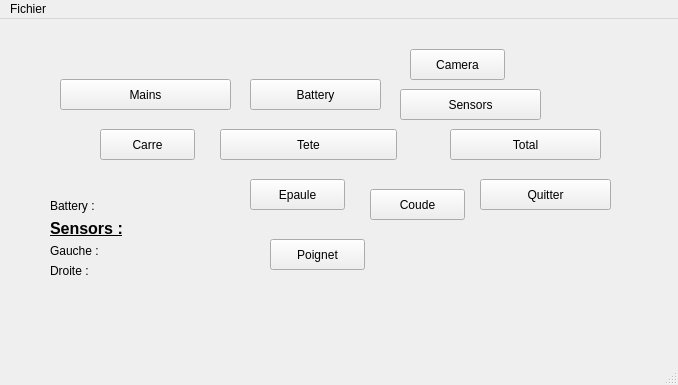
Old version of the form NAO /Interface.ui in the repository dussotro/StageRobZerr.
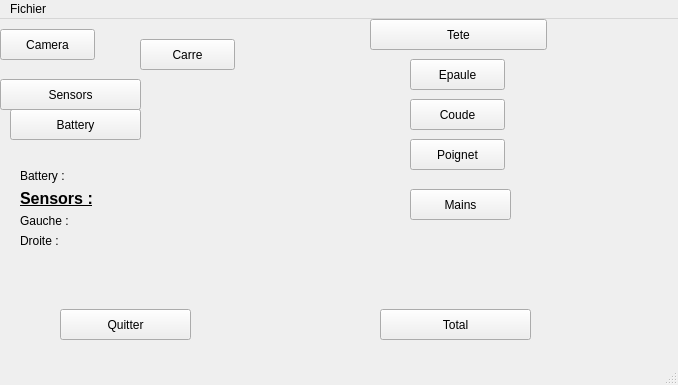
New version of the form.

Diff of the .ui file:
```diff
--- a/NAO /Interface.ui
+++ b/NAO /Interface.ui
@@ -20,8 +20,8 @@
    <widget class="QPushButton" name="Bouton_square">
     <property name="geometry">
      <rect>
-      <x>100</x>
-      <y>110</y>
+      <x>140</x>
+      <y>20</y>
       <width>95</width>
       <height>31</height>
      </rect>
@@ -42,17 +42,20 @@
    <widget class="QWidget" name="formLayoutWidget">
     <property name="geometry">
      <rect>
-      <x>50</x>
-      <y>180</y>
+      <x>20</x>
+      <y>150</y>
       <width>201</width>
-      <height>111</height>
+      <height>117</height>
      </rect>
     </property>
     <layout class="QFormLayout" name="formLayout_2">
-     <item row="0" column="0">
-      <widget class="QLabel" name="label">
+     <property name="fieldGrowthPolicy">
+      <enum>QFormLayout::AllNonFixedFieldsGrow</enum>
+     </property>
+     <item row="2" column="0">
+      <widget class="QLabel" name="label_0">
        <property name="text">
-        <string>Battery : </string>
+        <string>&lt;html&gt;&lt;head/&gt;&lt;body&gt;&lt;p&gt;&lt;span style=&quot; font-size:12pt; font-weight:600; text-decoration: underline;&quot;&gt;Sensors :&lt;/span&gt;&lt;/p&gt;&lt;/body&gt;&lt;/html&gt;</string>
        </property>
       </widget>
      </item>
@@ -63,6 +66,13 @@
        </property>
       </widget>
      </item>
+     <item row="3" column="1">
+      <widget class="QLabel" name="label_Gsens">
+       <property name="text">
+        <string/>
+       </property>
+      </widget>
+     </item>
      <item row="4" column="0">
       <widget class="QLabel" name="label_3">
        <property name="text">
@@ -70,20 +80,6 @@
        </property>
       </widget>
      </item>
-     <item row="2" column="0">
-      <widget class="QLabel" name="label_0">
-       <property name="text">
-        <string>&lt;html&gt;&lt;head/&gt;&lt;body&gt;&lt;p&gt;&lt;span style=&quot; font-size:12pt; font-weight:600; text-decoration: underline;&quot;&gt;Sensors :&lt;/span&gt;&lt;/p&gt;&lt;/body&gt;&lt;/html&gt;</string>
-       </property>
-      </widget>
-     </item>
-     <item row="3" column="1">
-      <widget class="QLabel" name="label_Gsens">
-       <property name="text">
-        <string/>
-       </property>
-      </widget>
-     </item>
      <item row="4" column="1">
       <widget class="QLabel" name="label_Dsens">
        <property name="text">
@@ -91,6 +87,13 @@
        </property>
       </widget>
      </item>
+     <item row="0" column="0">
+      <widget class="QLabel" name="label">
+       <property name="text">
+        <string>Battery : </string>
+       </property>
+      </widget>
+     </item>
      <item row="0" column="1">
       <widget class="QLabel" name="label_battery">
        <property name="text">
@@ -103,8 +106,8 @@
    <widget class="QPushButton" name="Bouton_Stop">
     <property name="geometry">
      <rect>
-      <x>480</x>
-      <y>160</y>
+      <x>60</x>
+      <y>290</y>
       <width>131</width>
       <height>31</height>
      </rect>
@@ -116,8 +119,8 @@
    <widget class="QPushButton" name="Bouton_Tete">
     <property name="geometry">
      <rect>
-      <x>220</x>
-      <y>110</y>
+      <x>370</x>
+      <y>0</y>
       <width>177</width>
       <height>31</height>
      </rect>
@@ -129,8 +132,8 @@
    <widget class="QPushButton" name="Bouton_Total">
     <property name="geometry">
      <rect>
-      <x>450</x>
-      <y>110</y>
+      <x>380</x>
+      <y>290</y>
       <width>151</width>
       <height>31</height>
      </rect>
@@ -142,8 +145,8 @@
    <widget class="QPushButton" name="Bouton_Epaule">
     <property name="geometry">
      <rect>
-      <x>250</x>
-      <y>160</y>
+      <x>410</x>
+      <y>40</y>
       <width>95</width>
       <height>31</height>
      </rect>
@@ -155,8 +158,8 @@
    <widget class="QPushButton" name="Bouton_Coude">
     <property name="geometry">
      <rect>
-      <x>370</x>
-      <y>170</y>
+      <x>410</x>
+      <y>80</y>
       <width>95</width>
       <height>31</height>
      </rect>
@@ -168,8 +171,8 @@
    <widget class="QPushButton" name="Bouton_Poignet">
     <property name="geometry">
      <rect>
-      <x>270</x>
-      <y>220</y>
+      <x>410</x>
+      <y>120</y>
       <width>95</width>
       <height>31</height>
      </rect>
@@ -181,8 +184,8 @@
    <widget class="QPushButton" name="Bouton_battery">
     <property name="geometry">
      <rect>
-      <x>250</x>
-      <y>60</y>
+      <x>10</x>
+      <y>90</y>
       <width>131</width>
       <height>31</height>
      </rect>
@@ -194,8 +197,8 @@
    <widget class="QPushButton" name="Bouton_sensors">
     <property name="geometry">
      <rect>
-      <x>400</x>
-      <y>70</y>
+      <x>0</x>
+      <y>60</y>
       <width>141</width>
       <height>31</height>
      </rect>
@@ -207,9 +210,9 @@
    <widget class="QPushButton" name="Bouton_main">
     <property name="geometry">
      <rect>
-      <x>60</x>
-      <y>60</y>
-      <width>171</width>
+      <x>410</x>
+      <y>170</y>
+      <width>101</width>
       <height>31</height>
      </rect>
     </property>
@@ -220,8 +223,8 @@
    <widget class="QPushButton" name="Bouton_Camera">
     <property name="geometry">
      <rect>
-      <x>410</x>
-      <y>30</y>
+      <x>0</x>
+      <y>10</y>
       <width>95</width>
       <height>31</height>
      </rect>
@@ -230,6 +233,19 @@
      <string>Camera</string>
     </property>
    </widget>
+   <zorder>Bouton_square</zorder>
+   <zorder>formLayoutWidget</zorder>
+   <zorder>Bouton_Stop</zorder>
+   <zorder>Bouton_Tete</zorder>
+   <zorder>Bouton_Total</zorder>
+   <zorder>Bouton_Epaule</zorder>
+   <zorder>Bouton_Coude</zorder>
+   <zorder>Bouton_Poignet</zorder>
+   <zorder>Bouton_battery</zorder>
+   <zorder>Bouton_sensors</zorder>
+   <zorder>Bouton_main</zorder>
+   <zorder>Bouton_Camera</zorder>
+   <zorder>label_battery</zorder>
   </widget>
   <widget class="QMenuBar" name="menubar">
    <property name="geometry">
```
